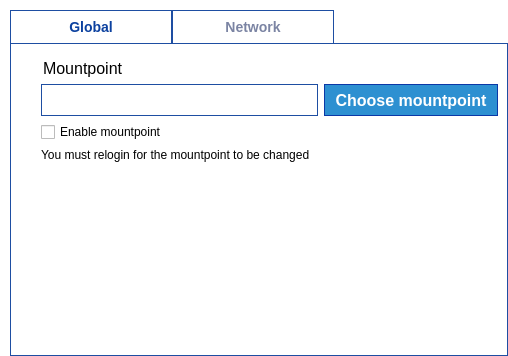
Qt form parsec/core/gui/forms/settings_widget.ui (Scille/parsec-cloud) before a commit.
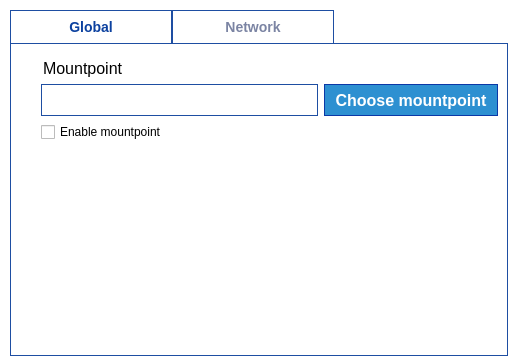
The same form after that commit. Icons and pictures are not drawn.

Commit message: [GUI] Use dialog instead of label to print info message in settings

```diff
--- a/parsec/core/gui/forms/settings_widget.ui
+++ b/parsec/core/gui/forms/settings_widget.ui
@@ -238,13 +238,6 @@
            </property>
           </widget>
          </item>
-         <item>
-          <widget class="QLabel" name="notice_mountpoint">
-           <property name="text">
-            <string>You must relogin for the mountpoint to be changed</string>
-           </property>
-          </widget>
-         </item>
         </layout>
        </item>
        <item>
```
The commit also changes 3 other files.
